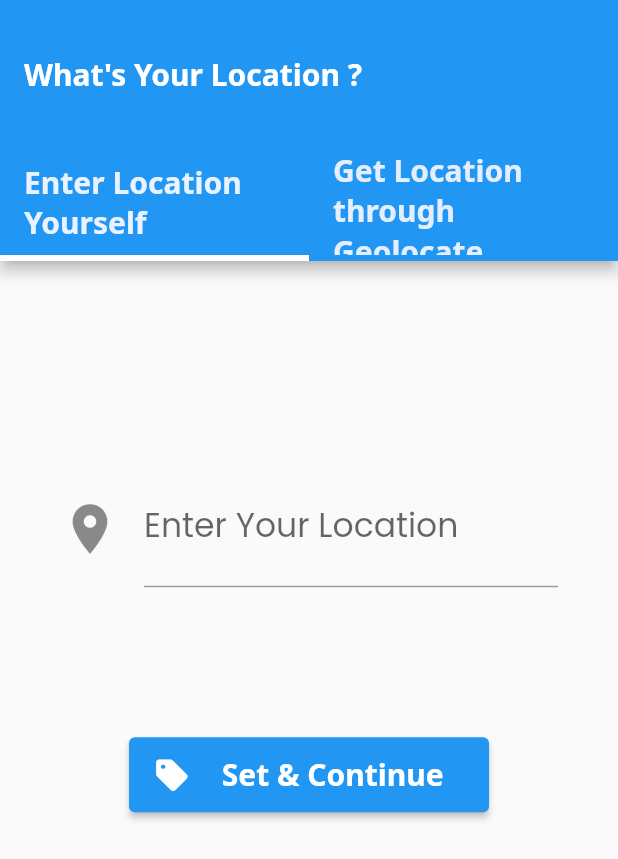
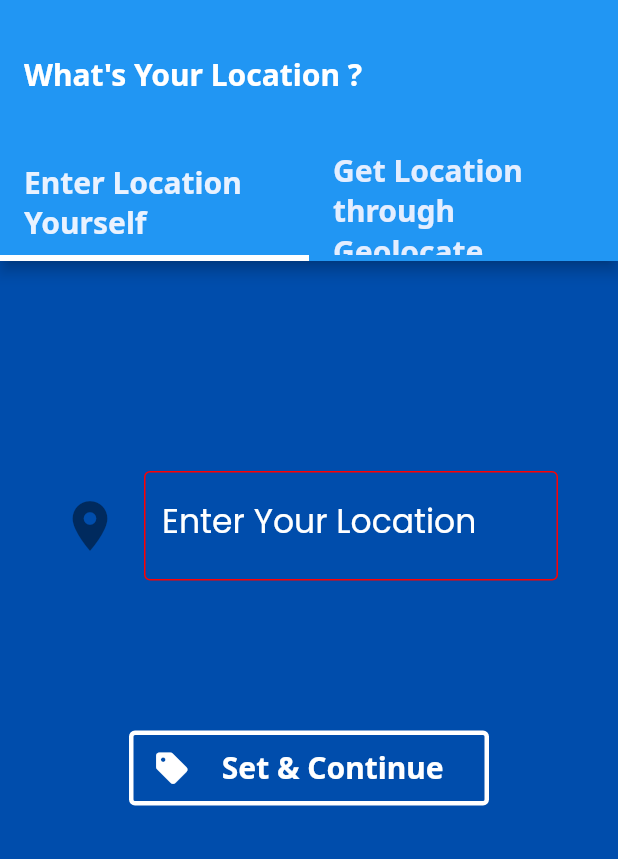
Before and after one commit to Rakiul-Islam/MausamCast, a Flutter app: the screen it shows after launch, on a phone screen of 412 x 824 dp. Shown: the top 859 px of the screen. Run offline on Flutter 3.47's test engine with Material 2 defaults, Android fonts, the phone set to English and light mode, and no system bars; our stand-ins replace geocoding, geolocator, google_fonts; missing offline and left inert: dart:html.

Commit message:
20-10-2023

```diff
--- a/lib/screens/set_location_page.dart
+++ b/lib/screens/set_location_page.dart
@@ -82,6 +82,7 @@
           ],
         ),
       ),
+      backgroundColor: Color.fromARGB(255, 0, 77, 172),
       body: TabBarView(
         controller: _tabController,
         children: [
@@ -142,19 +143,37 @@
                 child: TextField(
                   controller: _textEditingController,
                   decoration: const InputDecoration(
+                    focusColor: Colors.white,
                     icon: Icon(
                       Icons.location_on,
                       size: 40,
                     ),
                     labelText: 'Enter Your Location',
                     hintText: 'Enter Your City/Town/Locality Name...',
+                    labelStyle: TextStyle(
+                      color: Colors.white, // Label text color
+                    ),
+                    hintStyle: TextStyle(
+                      color:
+                          Color.fromARGB(105, 255, 255, 255), // Hint text color
+                    ),
+                    enabledBorder: OutlineInputBorder(
+                      borderSide: BorderSide(
+                          color: Color.fromARGB(
+                              255, 255, 0, 0)), // Border color when not focused
+                    ),
+                    focusedBorder: OutlineInputBorder(
+                      borderSide: BorderSide(
+                          color: Color.fromARGB(
+                              255, 0, 255, 76)), // Border color when focused
+                    ),
                   ),
                   style: GoogleFonts.poppins(
                     fontSize: 22.0,
                     fontWeight: FontWeight.normal,
-                    color: Colors.black,
+                    color: Colors.white,
                   ),
-                  cursorColor: Colors.blue,
+                  cursorColor: const Color.fromARGB(255, 255, 255, 255),
                   keyboardType: TextInputType.text,
                   maxLines: 1,
                   textInputAction: TextInputAction.done,
@@ -163,6 +182,16 @@
               width: 240,
               height: 50,
               child: ElevatedButton(
+                style: ButtonStyle(
+                  backgroundColor: MaterialStateProperty.all<Color>(
+                      Color.fromARGB(0, 0, 0, 0)),
+                  shadowColor: MaterialStateProperty.all<Color>(
+                      Color.fromARGB(0, 0, 0, 0)),
+                  side: MaterialStateProperty.all<BorderSide>(
+                    const BorderSide(
+                        width: 3, color: Color.fromARGB(255, 255, 255, 255)),
+                  ),
+                ),
                 onPressed: () {
                   setState(() {
                     _loadingState = true;
@@ -186,6 +215,7 @@
                             color: Colors.white,
                           )
                         : const Icon(
+                            color: Colors.white,
                             Icons.sell_rounded,
                             size: 25,
                           ),
@@ -240,6 +270,16 @@
                 width: 190,
                 height: 50,
                 child: ElevatedButton(
+                  style: ButtonStyle(
+                    backgroundColor: MaterialStateProperty.all<Color>(
+                        Color.fromARGB(0, 0, 0, 0)),
+                    shadowColor: MaterialStateProperty.all<Color>(
+                        Color.fromARGB(0, 0, 0, 0)),
+                    side: MaterialStateProperty.all<BorderSide>(
+                      const BorderSide(
+                          width: 3, color: Color.fromARGB(255, 255, 255, 255)),
+                    ),
+                  ),
                   onPressed: () async {
                     setState(() {
                       _loadingState = true;
@@ -291,12 +331,12 @@
             ),
             showGetCitySuccess && !_loadingState
                 ? Text(
-                    "Set Location to ${value.cityName} ?",
+                    "Set Location to ${value.cityName} ?\n",
                     style: GoogleFonts.notoSans(
                       textStyle: const TextStyle(
                         fontSize: 20,
                         fontWeight: FontWeight.bold,
-                        color: Colors.green,
+                        color: Color.fromARGB(255, 174, 255, 177),
                       ),
                     ),
                   )
@@ -309,6 +349,17 @@
                     width: 240,
                     height: 50,
                     child: ElevatedButton(
+                      style: ButtonStyle(
+                        backgroundColor: MaterialStateProperty.all<Color>(
+                            Color.fromARGB(0, 0, 0, 0)),
+                        shadowColor: MaterialStateProperty.all<Color>(
+                            Color.fromARGB(0, 0, 0, 0)),
+                        side: MaterialStateProperty.all<BorderSide>(
+                          const BorderSide(
+                              width: 3,
+                              color: Color.fromARGB(255, 255, 255, 255)),
+                        ),
+                      ),
                       onPressed: () {
                         Navigator.pushReplacement(context,
                             MaterialPageRoute(builder: (context) {
```
Also changed, not shown: lib/modules/data_model.dart (+11 -3 lines), lib/screens/home_page.dart (+50 -11 lines), 2 other files.
